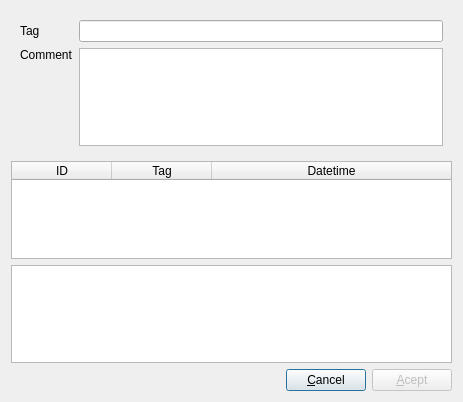
Old version of the form yatel/gui/uis/VersionDialog.ui in the repository leliel12/yatel.
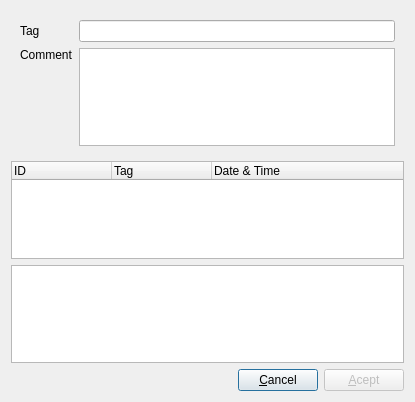
New version of the form.

Commit message: mejorado el widget de lectura y escritura de versiones

```diff
--- a/yatel/gui/uis/VersionDialog.ui
+++ b/yatel/gui/uis/VersionDialog.ui
@@ -6,7 +6,7 @@
    <rect>
     <x>0</x>
     <y>0</y>
-    <width>463</width>
+    <width>415</width>
     <height>402</height>
    </rect>
   </property>
@@ -47,16 +47,7 @@
     </widget>
    </item>
    <item>
-    <widget class="QTableWidget" name="versionsTableWidget">
-     <property name="editTriggers">
-      <set>QAbstractItemView::NoEditTriggers</set>
-     </property>
-     <attribute name="horizontalHeaderStretchLastSection">
-      <bool>true</bool>
-     </attribute>
-     <attribute name="verticalHeaderVisible">
-      <bool>false</bool>
-     </attribute>
+    <widget class="QTreeWidget" name="versionsTreeWidget">
      <column>
       <property name="text">
        <string>ID</string>
@@ -69,7 +60,7 @@
      </column>
      <column>
       <property name="text">
-       <string>Datetime</string>
+       <string>Date &amp; Time</string>
       </property>
      </column>
     </widget>
```
Left out of the diff: 1 changed line with no effect on the pictures. The commit also changes 1 other file.
